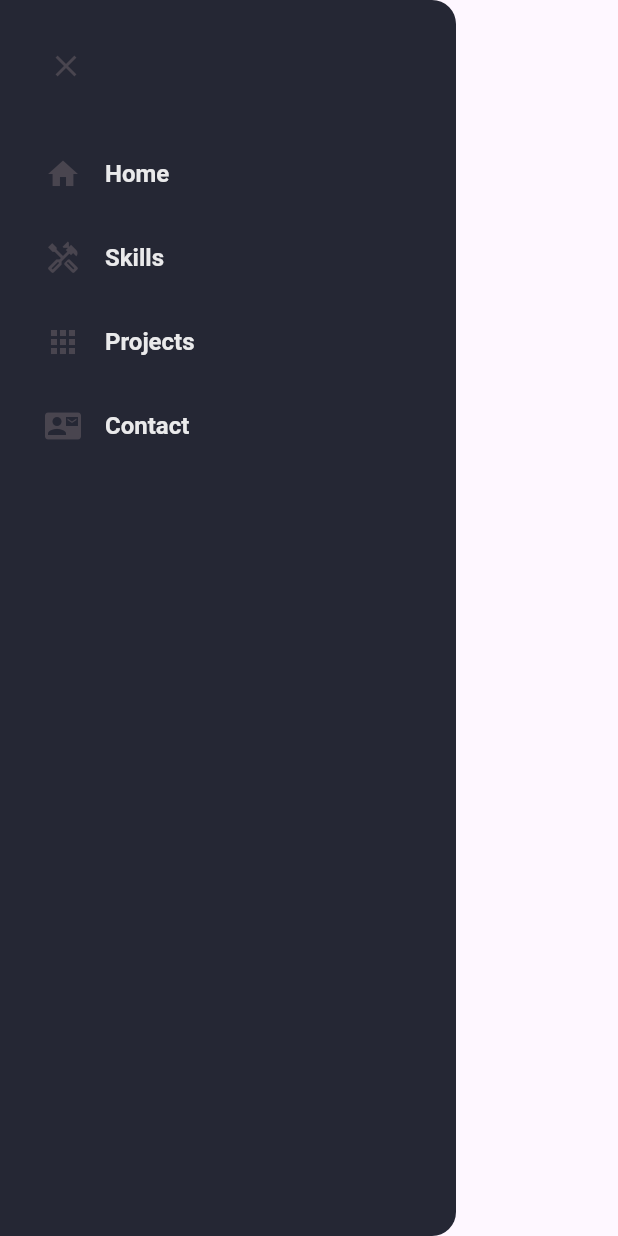
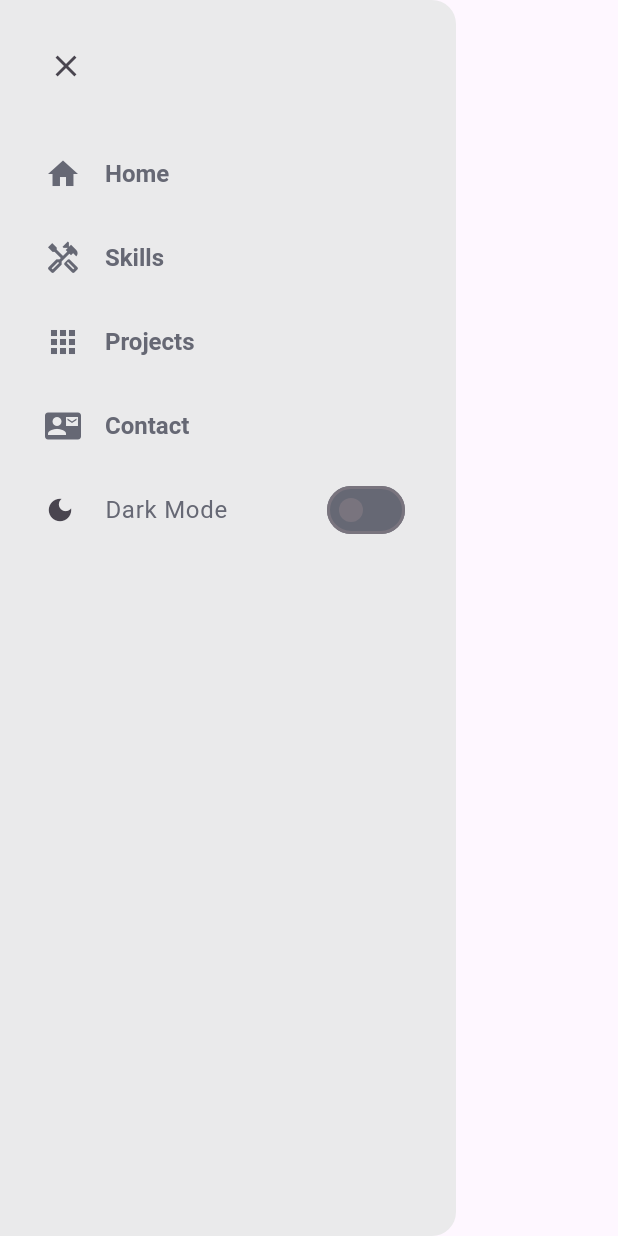
Before and after one commit to Victor-Zarzar/portfolio-flutter, a Flutter app: the DrawerMobile widget shown alone on an empty page, opened directly with empty values, on a phone screen of 412 x 824 dp. Run offline on Flutter 3.47's test engine with Material 3 defaults, Android fonts, the phone set to English and light mode, and no system bars; our stand-ins replace easy_localization, font_awesome_flutter, google_fonts, shared_preferences; missing offline and left inert: dart:js; accounts and stored records are empty.

Commit message:
Update colors project

```diff
--- a/assets/translations/en-US.json
+++ b/assets/translations/en-US.json
@@ -4,6 +4,7 @@
     "skills": "Skills",
     "projects": "Projects",
     "contact": "Contact",
+    "darkmode": "Dark Mode",
     "textmain": "Welcome to my Portfolio 🖖🏻",
     "github": "GitHub",
     "linkedin": "Linkedin",
--- a/assets/translations/pt-BR.json
+++ b/assets/translations/pt-BR.json
@@ -4,6 +4,7 @@
     "skills": "Habilidades",
     "projects": "Projetos",
     "contact": "Contato",
+    "darkmode": "Modo Escuro",
     "textmain": "Bem Vindo ao meu Portfolio 🖖🏻",
     "github": "GitHub",
     "linkedin": "Linkedin",
--- a/lib/widgets/DrawerMobile/drawer_mobile.dart
+++ b/lib/widgets/DrawerMobile/drawer_mobile.dart
@@ -1,6 +1,9 @@
+import 'package:easy_localization/easy_localization.dart';
 import 'package:flutter/material.dart';
 import 'package:portfolio_flutter/constants/Colors/colors.dart';
 import 'package:portfolio_flutter/constants/NavItems/nav_items.dart';
+import 'package:portfolio_flutter/provider/DarkTheme/app_theme.dart';
+import 'package:provider/provider.dart';
 
 class DrawerMobile extends StatelessWidget {
   const DrawerMobile({
@@ -12,8 +15,12 @@ class DrawerMobile extends StatelessWidget {
 
   @override
   Widget build(BuildContext context) {
+    return Consumer<UiProvider>(
+      builder: (context, notifier, child) {
         return Drawer(
-      backgroundColor: CustomColor.scaffoldBg,
+          backgroundColor: notifier.isDark
+              ? CustomColor.scaffoldBg
+              : CustomColor.whitePrimary,
           child: ListView(
             children: [
               Align(
@@ -46,11 +53,49 @@ class DrawerMobile extends StatelessWidget {
                     onNavItemTap(i);
                     Navigator.of(context).pop();
                   },
-              leading: Icon(navIcons[i]),
-              title: Text(navTitles[i]),
-            )
+                  leading: Icon(
+                    navIcons[i],
+                    color: notifier.isDark
+                        ? CustomColor.textFieldBg
+                        : CustomColor.hintDark,
+                  ),
+                  title: Text(
+                    navTitles[i],
+                    style: TextStyle(
+                      color: notifier.isDark
+                          ? CustomColor.textFieldBg
+                          : CustomColor.hintDark,
+                    ),
+                  ),
+                ),
+              ListTile(
+                contentPadding: const EdgeInsets.symmetric(
+                  horizontal: 30.0,
+                ),
+                leading: const Icon(
+                  Icons.dark_mode,
+                  size: 20,
+                ),
+                title: Text(
+                  'darkmode'.tr(),
+                  style: TextStyle(
+                    color: notifier.isDark
+                        ? CustomColor.textFieldBg
+                        : CustomColor.hintDark,
+                  ),
+                ),
+                // Theme switch toggle
+                trailing: Switch(
+                  activeColor: CustomColor.whitePrimary,
+                  inactiveTrackColor: CustomColor.hintDark,
+                  value: notifier.isDark,
+                  onChanged: (value) => notifier.changeTheme(),
+                ),
+              ),
             ],
           ),
         );
+      },
+    );
   }
 }
--- a/lib/widgets/MainDesktop/main_desktop.dart
+++ b/lib/widgets/MainDesktop/main_desktop.dart
@@ -16,7 +16,8 @@ class MainDesktop extends StatelessWidget {
     final screenHeight = screenSize.height;
     final screenWidth = screenSize.width;
 
-    return Consumer<UiProvider>(builder: (context, notifier, child) {
+    return Consumer<UiProvider>(
+      builder: (context, notifier, child) {
         return Container(
           margin: const EdgeInsets.symmetric(
             horizontal: 20.0,
@@ -128,6 +129,7 @@ class MainDesktop extends StatelessWidget {
             ],
           ),
         );
-    });
+      },
+    );
   }
 }
--- a/lib/widgets/ProjectsSection/projects_section.dart
+++ b/lib/widgets/ProjectsSection/projects_section.dart
@@ -12,7 +12,8 @@ class ProjectsSection extends StatelessWidget {
   @override
   Widget build(BuildContext context) {
     final screenWidth = MediaQuery.of(context).size.width;
-    return Consumer<UiProvider>(builder: (context, notifier, child) {
+    return Consumer<UiProvider>(
+      builder: (context, notifier, child) {
         return Container(
           width: screenWidth,
           padding: const EdgeInsets.fromLTRB(25, 20, 25, 60),
@@ -74,6 +75,7 @@ class ProjectsSection extends StatelessWidget {
             ],
           ),
         );
-    });
+      },
+    );
   }
 }
```
Also changed, not shown: lib/widgets/MainMobile/main_mobile.dart (+0 -11 lines), lib/widgets/NavDesktop/nav_desktop.dart (+21 -0 lines), lib/widgets/ProjectsCard/projects_card.dart (+6 -3 lines), lib/widgets/SiteLogo/site_logo.dart (+11 -1 lines), lib/widgets/SkillsDesktop/skills_desktop.dart (+28 -4 lines), 1 other file. Lines whose indentation alone changed are shown as unchanged.
